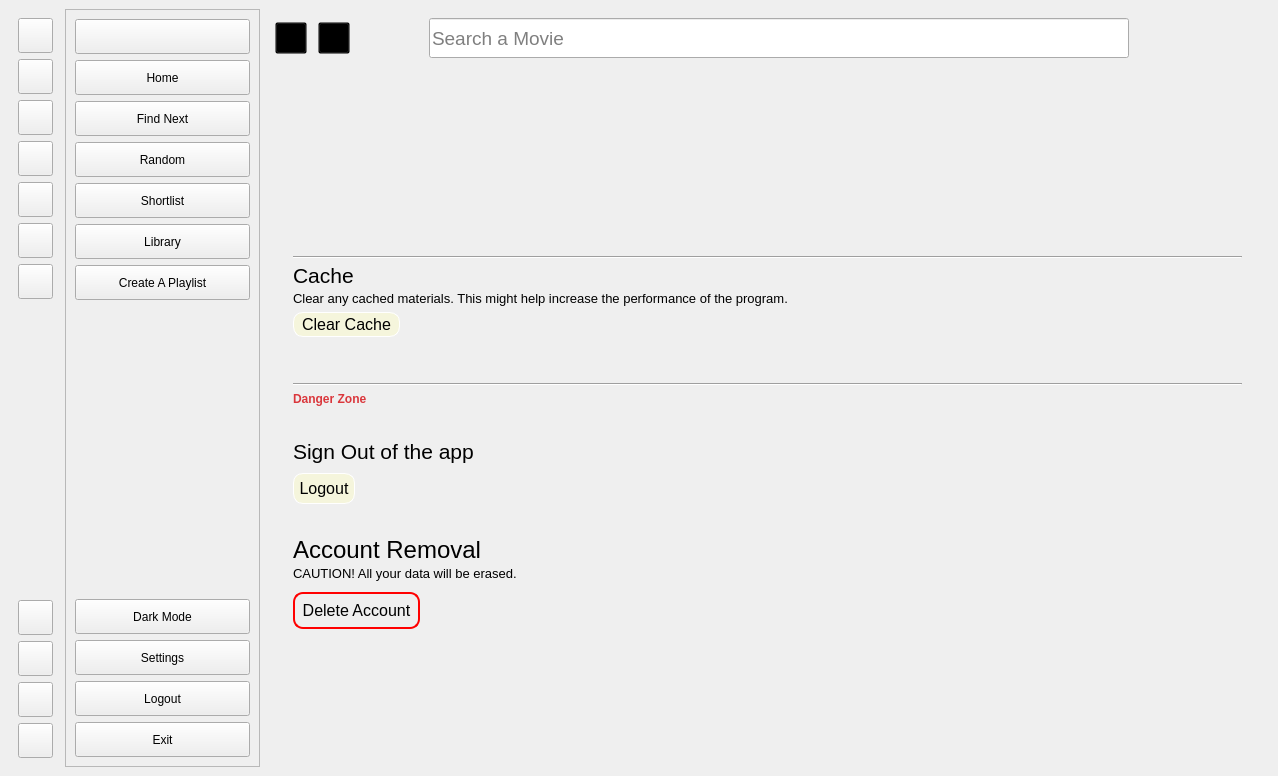
lakshya076/Cinematch, file UI/ui_main.ui: the form before one commit.
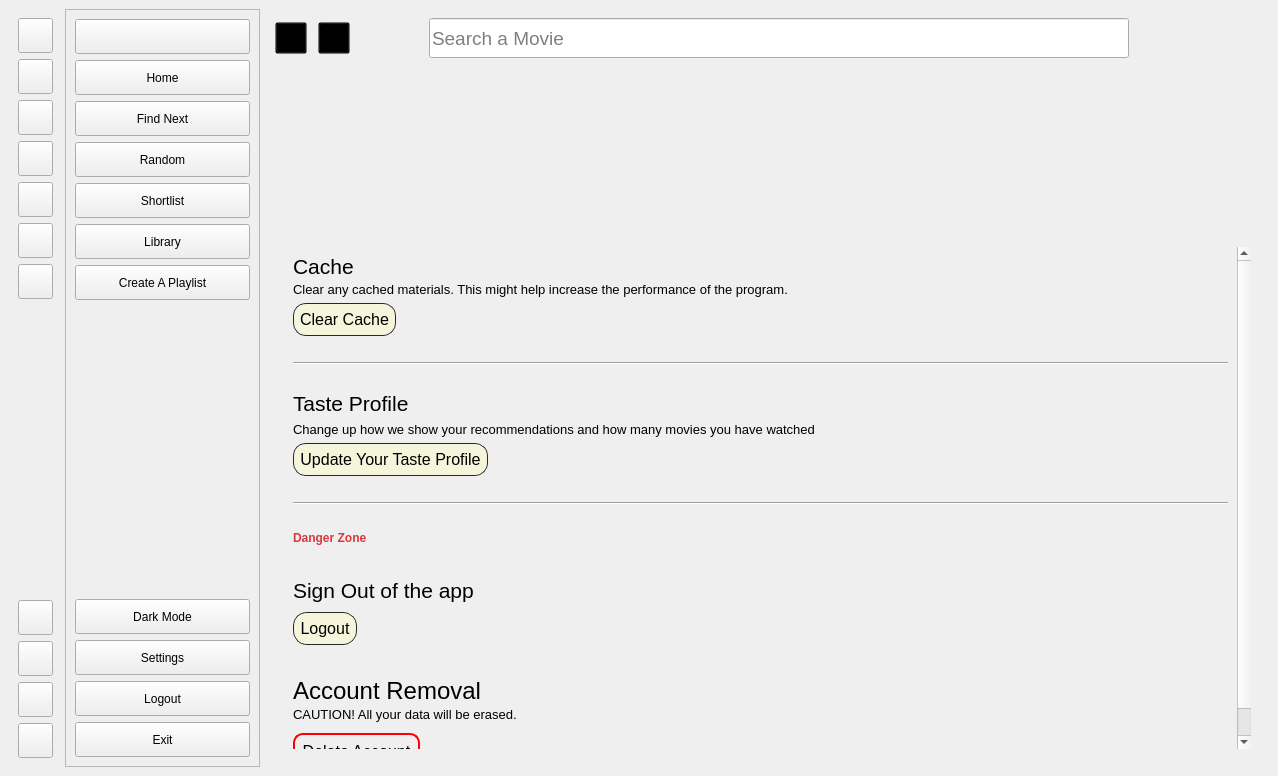
The form after the commit. The open tabs and pages were chosen to show the change. Icons and pictures are not drawn. Custom widgets are drawn as their Qt base class.

Commit message: starting on modifying taste profile

What changed in the file:
```diff
--- a/UI/ui_main.ui
+++ b/UI/ui_main.ui
@@ -2339,6 +2339,22 @@
             </item>
            </layout>
           </item>
+          <item>
+           <spacer name="verticalSpacer_5">
+            <property name="orientation">
+             <enum>Qt::Vertical</enum>
+            </property>
+            <property name="sizeType">
+             <enum>QSizePolicy::Fixed</enum>
+            </property>
+            <property name="sizeHint" stdset="0">
+             <size>
+              <width>20</width>
+              <height>40</height>
+             </size>
+            </property>
+           </spacer>
+          </item>
           <item>
            <widget class="QScrollArea" name="settings_sa">
             <property name="styleSheet">
@@ -2361,37 +2377,14 @@
               <rect>
                <x>0</x>
                <y>0</y>
-               <width>514</width>
-               <height>500</height>
+               <width>950</width>
+               <height>616</height>
               </rect>
              </property>
              <property name="styleSheet">
               <string notr="true"/>
              </property>
              <layout class="QVBoxLayout" name="verticalLayout_13">
-              <item>
-               <spacer name="verticalSpacer_5">
-                <property name="orientation">
-                 <enum>Qt::Vertical</enum>
-                </property>
-                <property name="sizeType">
-                 <enum>QSizePolicy::Fixed</enum>
-                </property>
-                <property name="sizeHint" stdset="0">
-                 <size>
-                  <width>20</width>
-                  <height>40</height>
-                 </size>
-                </property>
-               </spacer>
-              </item>
-              <item>
-               <widget class="Line" name="line_4">
-                <property name="orientation">
-                 <enum>Qt::Horizontal</enum>
-                </property>
-               </widget>
-              </item>
               <item>
                <widget class="QLabel" name="label_12">
                 <property name="minimumSize">
@@ -2427,6 +2420,9 @@
               </item>
               <item>
                <layout class="QHBoxLayout" name="horizontalLayout_8">
+                <property name="spacing">
+                 <number>10</number>
+                </property>
                 <item>
                  <widget class="QPushButton" name="clearcache_button">
                   <property name="sizePolicy">
@@ -2440,11 +2436,12 @@
                   </property>
                   <property name="styleSheet">
                    <string notr="true">background-color:#f5f5dc;
-border: 1px solid white;
-padding: 2px 8px 2px 8px;
+                    border: 1px solid #24292E;
 color:#000;
 font: 12pt;
-border-radius:10px;</string>
+                    border-radius:13px;
+                    padding:6px;
+                   </string>
                   </property>
                   <property name="text">
                    <string>Clear Cache</string>
@@ -2474,7 +2471,7 @@
                 <property name="sizeHint" stdset="0">
                  <size>
                   <width>20</width>
-                  <height>40</height>
+                  <height>20</height>
                  </size>
                 </property>
                </spacer>
@@ -2486,6 +2483,120 @@
                 </property>
                </widget>
               </item>
+              <item>
+               <spacer name="verticalSpacer_26">
+                <property name="orientation">
+                 <enum>Qt::Vertical</enum>
+                </property>
+                <property name="sizeType">
+                 <enum>QSizePolicy::Fixed</enum>
+                </property>
+                <property name="sizeHint" stdset="0">
+                 <size>
+                  <width>20</width>
+                  <height>20</height>
+                 </size>
+                </property>
+               </spacer>
+              </item>
+              <item>
+               <widget class="QLabel" name="label_24">
+                <property name="styleSheet">
+                 <string notr="true">font:16pt;</string>
+                </property>
+                <property name="text">
+                 <string>Taste Profile</string>
+                </property>
+               </widget>
+              </item>
+              <item>
+               <widget class="QLabel" name="label_25">
+                <property name="styleSheet">
+                 <string notr="true">font:10pt;</string>
+                </property>
+                <property name="text">
+                 <string>Change up how we show your recommendations and how many movies you have watched</string>
+                </property>
+               </widget>
+              </item>
+              <item>
+               <layout class="QHBoxLayout" name="horizontalLayout_17">
+                <property name="spacing">
+                 <number>10</number>
+                </property>
+                <item>
+                 <widget class="QPushButton" name="taste_profile">
+                  <property name="cursor">
+                   <cursorShape>PointingHandCursor</cursorShape>
+                  </property>
+                  <property name="styleSheet">
+                   <string notr="true">background-color:#f5f5dc;
+                    border: 1px solid #24292E;
+                    color:#000;
+                    font: 12pt;
+                    border-radius:13px;
+                    padding:6px;
+                   </string>
+                  </property>
+                  <property name="text">
+                   <string>Update Your Taste Profile</string>
+                  </property>
+                 </widget>
+                </item>
+                <item>
+                 <spacer name="horizontalSpacer_21">
+                  <property name="orientation">
+                   <enum>Qt::Horizontal</enum>
+                  </property>
+                  <property name="sizeHint" stdset="0">
+                   <size>
+                    <width>40</width>
+                    <height>20</height>
+                   </size>
+                  </property>
+                 </spacer>
+                </item>
+               </layout>
+              </item>
+              <item>
+               <spacer name="verticalSpacer_27">
+                <property name="orientation">
+                 <enum>Qt::Vertical</enum>
+                </property>
+                <property name="sizeType">
+                 <enum>QSizePolicy::Fixed</enum>
+                </property>
+                <property name="sizeHint" stdset="0">
+                 <size>
+                  <width>20</width>
+                  <height>20</height>
+                 </size>
+                </property>
+               </spacer>
+              </item>
+              <item>
+               <widget class="Line" name="line_7">
+                <property name="orientation">
+                 <enum>Qt::Horizontal</enum>
+                </property>
+               </widget>
+              </item>
+              <item>
+               <spacer name="verticalSpacer_28">
+                <property name="orientation">
+                 <enum>Qt::Vertical</enum>
+                </property>
+                <property name="sizeType">
+                 <enum>QSizePolicy::Fixed</enum>
+                </property>
+                <property name="sizeHint" stdset="0">
+                 <size>
+                  <width>20</width>
+                  <height>20</height>
+                 </size>
+                </property>
+               </spacer>
+              </item>
               <item>
                <widget class="QLabel" name="label_18">
                 <property name="styleSheet">
@@ -2568,11 +2679,12 @@
                   </property>
                   <property name="styleSheet">
                    <string notr="true">background-color:#f5f5dc;
-border: 1px solid white;
-padding: 5px;
+                    border: 1px solid #24292E;
+                    padding: 6px;
 color:#000;
 font: 12pt;
-border-radius:10px;</string>
+                    border-radius:14px;
+                   </string>
                   </property>
                   <property name="text">
                    <string>Logout</string>
```
Left out of the diff: 30 changed lines with no effect on the pictures.
